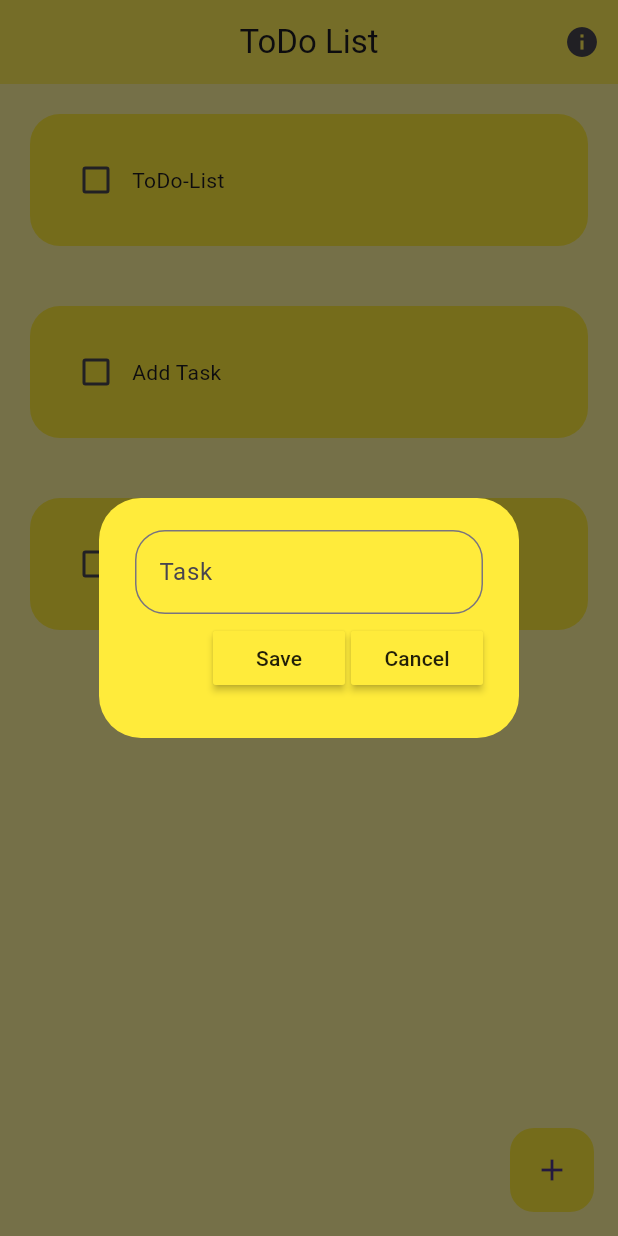
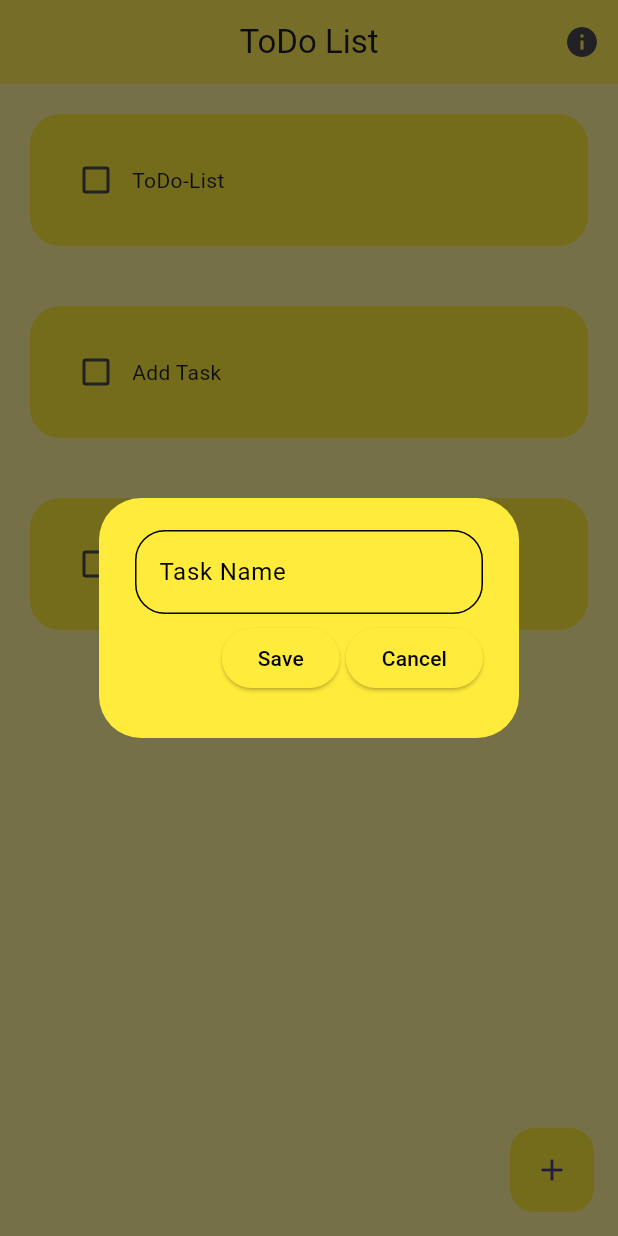
Before and after one commit to varunfri/Todo-App, a Flutter app: the screen it shows after launch, after a tap on the "add" icon, on a phone screen of 412 x 824 dp. Run offline on Flutter 3.47's test engine with Material 3 defaults, Android fonts, the phone set to English and light mode, and no system bars; drawn by our look-alikes of flutter_slidable; our stand-ins replace hive_flutter; accounts and stored records are empty.

Commit message:
Changed apk file and code
Modified dialog box colors, button color and apk file.

```diff
--- a/lib/pages/button.dart
+++ b/lib/pages/button.dart
@@ -9,10 +9,17 @@ class Button extends StatelessWidget {
 
   @override
   Widget build(BuildContext context) {
-    return MaterialButton(
-      color: Theme.of(context).primaryColor,
+    return ElevatedButton(
+      style: ElevatedButton.styleFrom(
+        backgroundColor: Theme.of(context).primaryColor,
+      ),
       onPressed: onPressed,
-      child: Text(name),
+      child: Text(
+        name,
+        style: const TextStyle(
+          color: Colors.black,
+        ),
+      ),
     );
   }
 }
--- a/lib/pages/dialog.dart
+++ b/lib/pages/dialog.dart
@@ -27,9 +27,19 @@ class DialogBox extends StatelessWidget {
             //get UsedInput
             TextField(
               controller: taskController,
+              cursorColor: Colors.black,
               decoration: InputDecoration(
+                focusedBorder: OutlineInputBorder(
+                  borderRadius: BorderRadius.circular(20),
+                  borderSide: const BorderSide(color: Colors.black),
+                ),
+                enabledBorder: OutlineInputBorder(
+                  borderRadius: BorderRadius.circular(20),
+                  borderSide: const BorderSide(color: Colors.black),
+                ),
                 hintText: "Task Name",
-                labelText: "Task",
+                labelText: "Task Name",
+                labelStyle: const TextStyle(color: Colors.black),
                 border: OutlineInputBorder(
                   borderRadius: BorderRadius.circular(20),
                 ),
```
Also changed, not shown: 1 other file.
